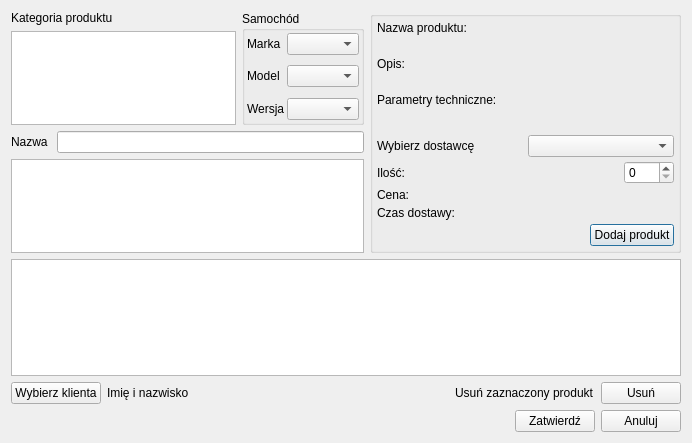
Above: edycja_zamowienia.ui from igrek51/psbd_moto_sklep before the change. Below: the same form after it.
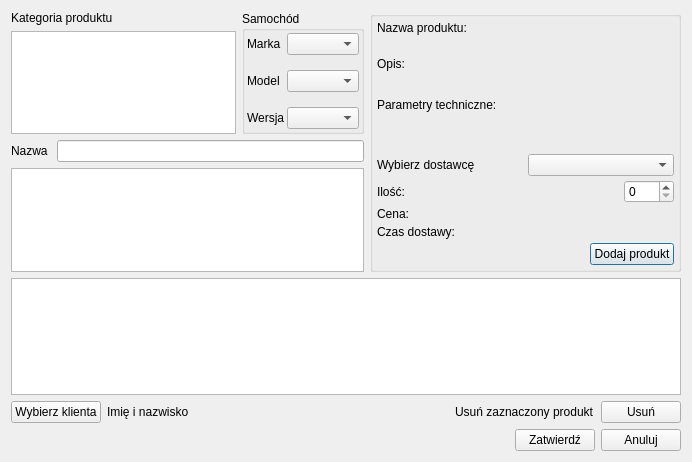
That is the form after the change.

Commit message: Zawijanie wierszy w opisie produktu

```diff
--- a/edycja_zamowienia.ui
+++ b/edycja_zamowienia.ui
@@ -7,7 +7,7 @@
     <x>0</x>
     <y>0</y>
     <width>692</width>
-    <height>443</height>
+    <height>462</height>
    </rect>
   </property>
   <property name="windowTitle">
@@ -266,6 +266,9 @@
             <property name="text">
              <string/>
             </property>
+            <property name="wordWrap">
+             <bool>true</bool>
+            </property>
            </widget>
           </item>
           <item>
```
Left out of the diff: 6 changed lines with no effect on the pictures. The commit also changes 1 other file.
